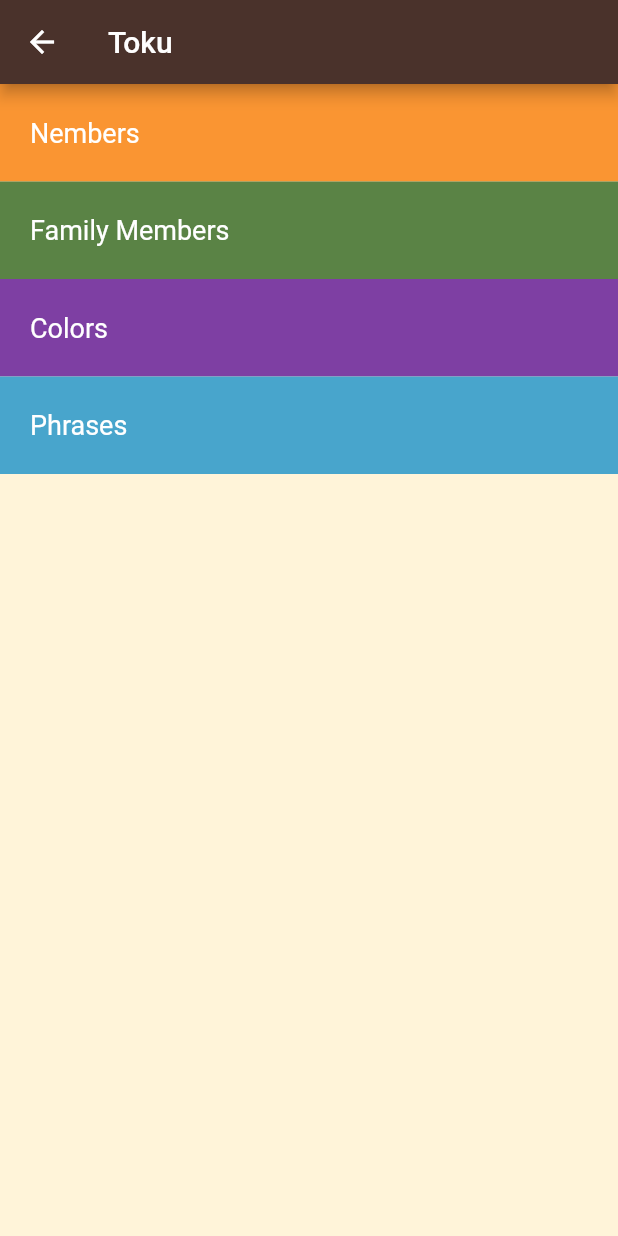
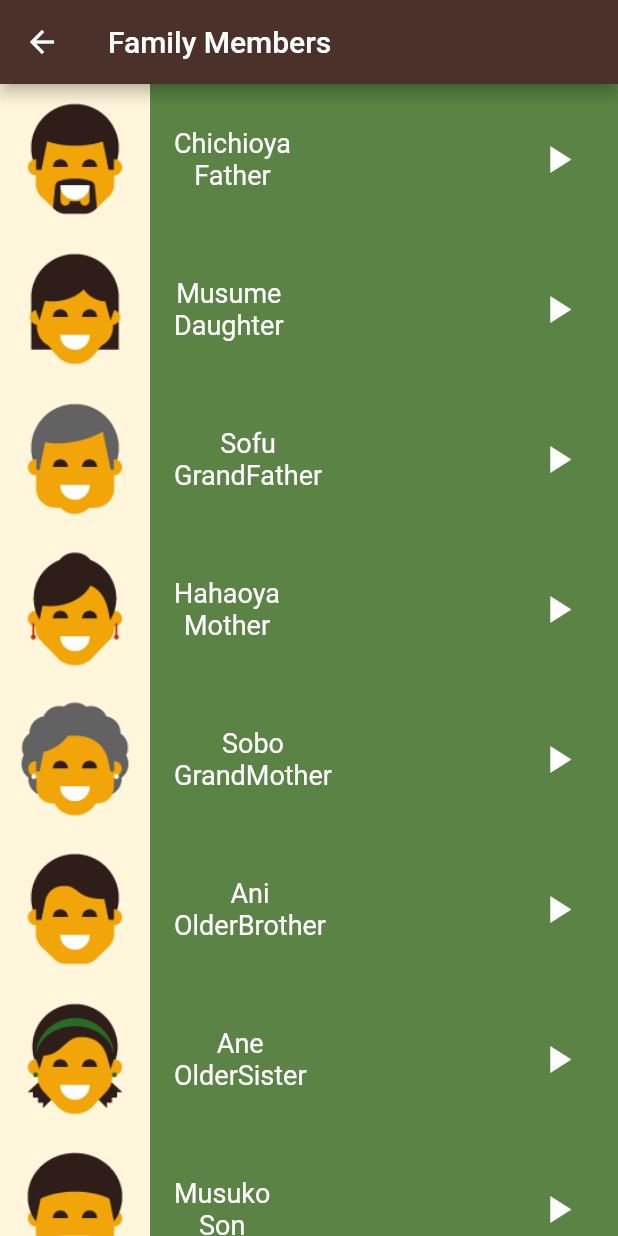
Before and after one commit to alaakorda/LanguageLearning, a Flutter app: the HomeScreen screen opened directly, after a tap on "Family Members", on a phone screen of 412 x 824 dp. Run offline on Flutter 3.47's test engine with Material 2 defaults, Android fonts, the phone set to English and light mode, and no system bars; our stand-ins replace audioplayers.

Commit message:
family&colors

```diff
--- a/lib/components/item.dart
+++ b/lib/components/item.dart
@@ -3,12 +3,15 @@ import 'package:languagelearning/models/numbers.dart';
 import 'package:audioplayers/audioplayers.dart';
 
 class Item extends StatelessWidget {
-  const Item({Key? key, required this.number}) : super(key: key);
-  final Numbers number;
+  const Item({Key? key, required this.number, required this.color})
+      : super(key: key);
+  final ItemModel number;
+  final Color color;
+
   @override
   Widget build(BuildContext context) {
     return Container(
-      color: const Color(0XFFFA9532),
+      color: color,
       height: 100,
       child: Row(
         children: [
@@ -41,8 +44,7 @@ class Item extends StatelessWidget {
                 splashColor: Colors.black,
                 onPressed: () {
                   final player = AudioPlayer();
-                  player.play(
-                      AssetSource(number.sound));
+                  player.play(AssetSource(number.sound));
                 },
                 icon: const Icon(
                   Icons.play_arrow,
--- a/lib/main.dart
+++ b/lib/main.dart
@@ -14,7 +14,7 @@ class MyApp extends StatelessWidget {
 
     return MaterialApp(
        debugShowCheckedModeBanner: false,
-        home:NumbersScreen(),
+        home:HomeScreen(),
     );
   }
 }
--- a/lib/models/numbers.dart
+++ b/lib/models/numbers.dart
@@ -1,7 +1,11 @@
-class Numbers {
+class ItemModel {
   final String image;
   final String JpNum;
   final String EnNum;
   final String sound;
-  Numbers({required this.image, required this.JpNum, required this.EnNum, required this.sound});
+  ItemModel(
+      {required this.image,
+      required this.JpNum,
+      required this.EnNum,
+      required this.sound});
 }
--- /dev/null
+++ b/lib/screens/familymembers_screen.dart
@@ -0,0 +1,77 @@
+import 'package:flutter/material.dart';
+import 'package:languagelearning/components/item.dart';
+import 'package:languagelearning/models/numbers.dart';
+
+class FamilyMembers extends StatelessWidget {
+  FamilyMembers({Key? key}) : super(key: key);
+  final List<ItemModel> numbers = [
+    ItemModel(
+        image: 'assets/images/family_members/family_father.png',
+        JpNum: 'Chichioya',
+        EnNum: 'Father',
+        sound: 'sounds/family_members/father.wav'),
+    ItemModel(
+        image: 'assets/images/family_members/family_daughter.png',
+        JpNum: 'Musume',
+        EnNum: 'Daughter',
+        sound: 'sounds/family_members/daughter.wav'),
+    ItemModel(
+        image: 'assets/images/family_members/family_grandfather.png',
+        JpNum: 'Sofu',
+        EnNum: 'GrandFather',
+        sound: 'sounds/family_members/grand father.wav'),
+    ItemModel(
+        image: 'assets/images/family_members/family_mother.png',
+        JpNum: 'Hahaoya',
+        EnNum: 'Mother',
+        sound: 'sounds/family_members/mother.wav'),
+    ItemModel(
+        image: 'assets/images/family_members/family_grandmother.png',
+        JpNum: 'Sobo',
+        EnNum: 'GrandMother',
+        sound: 'sounds/family_members/grand mother.wav'),
+    ItemModel(
+        image: 'assets/images/family_members/family_older_brother.png',
+        JpNum: 'Ani',
+        EnNum: 'OlderBrother',
+        sound: 'sounds/family_members/older bother.wav'),
+    ItemModel(
+        image: 'assets/images/family_members/family_older_sister.png',
+        JpNum: 'Ane',
+        EnNum: 'OlderSister',
+        sound: 'sounds/family_members/older sister.wav'),
+    ItemModel(
+        image: 'assets/images/family_members/family_son.png',
+        JpNum: 'Musuko',
+        EnNum: 'Son',
+        sound: 'sounds/family_members/son.wav'),
+    ItemModel(
+        image: 'assets/images/family_members/family_younger_brother.png',
+        JpNum: 'Otōto',
+        EnNum: 'YoungerBrother',
+        sound: 'sounds/family_members/younger brohter.wav'),
+    ItemModel(
+        image: 'assets/images/family_members/family_younger_sister.png',
+        JpNum: 'Imōto',
+        EnNum: 'YoungerSister',
+        sound: 'sounds/family_members/younger sister.wav',
+       ),
+  ];
+  @override
+  Widget build(BuildContext context) {
+    return Scaffold(
+      appBar: AppBar(
+        title: const Text('Family Members'),
+        backgroundColor: const Color(0xFF4A322B),
+      ),
+      body: ListView.builder(
+          itemCount: numbers.length,
+          itemBuilder: (context, index) {
+            return Item(
+              number: numbers[index],
+              color: Color(0XFF5A8345),
+            );
+          }),
+    );
+  }
+}
--- a/lib/screens/home_page.dart
+++ b/lib/screens/home_page.dart
@@ -1,5 +1,7 @@
 import 'package:flutter/material.dart';
 import 'package:languagelearning/components/category_item.dart';
+import 'package:languagelearning/screens/colors_screen.dart';
+import 'package:languagelearning/screens/familymembers_screen.dart';
 import 'package:languagelearning/screens/numbers_screen.dart';
 
 class HomeScreen extends StatelessWidget {
@@ -19,8 +21,16 @@ class HomeScreen extends StatelessWidget {
               return NumbersScreen();
             }));
           }),
-          Category('Family Members', Color(0XFF5A8345), () {}),
-          Category('Colors', Color(0XFF7E3FA3), () {}),
+          Category('Family Members', Color(0XFF5A8345), () {
+            Navigator.push(context, MaterialPageRoute(builder: (context) {
+              return FamilyMembers();
+            }));
+          }),
+          Category('Colors', Color(0XFF7E3FA3), () {
+             Navigator.push(context, MaterialPageRoute(builder: (context) {
+              return ColorsScreen();
+            }));
+          }),
           Category('Phrases', Color(0XFF48A5CC), () {}),
         ],
       ),
--- a/pubspec.yaml
+++ b/pubspec.yaml
@@ -63,6 +63,10 @@ flutter:
   assets:
     - assets/images/numbers/
     - assets/sounds/numbers/
+    - assets/images/family_members/
+    - assets/sounds/family_members/
+    - assets/images/colors/
+    - assets/sounds/colors/
   # An image asset can refer to one or more resolution-specific "variants", see
   # https://flutter.dev/assets-and-images/#resolution-aware
 
```
Also changed, not shown: lib/screens/colors_screen.dart (added, +65 -0 lines), lib/screens/numbers_screen.dart (+14 -14 lines), 2 other files.
